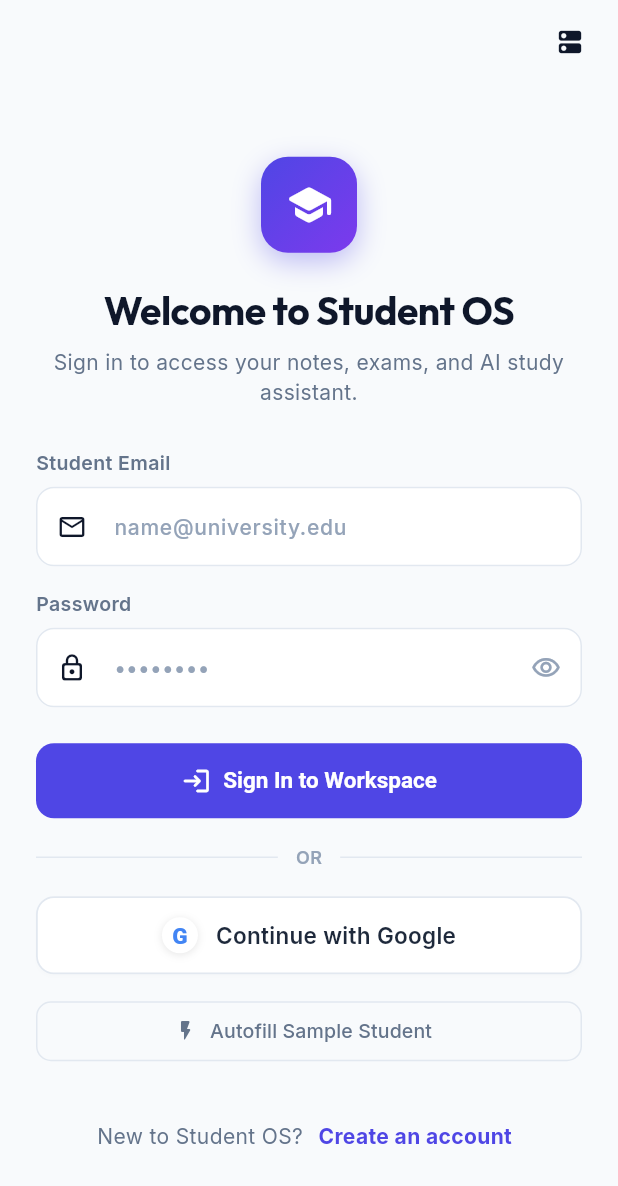
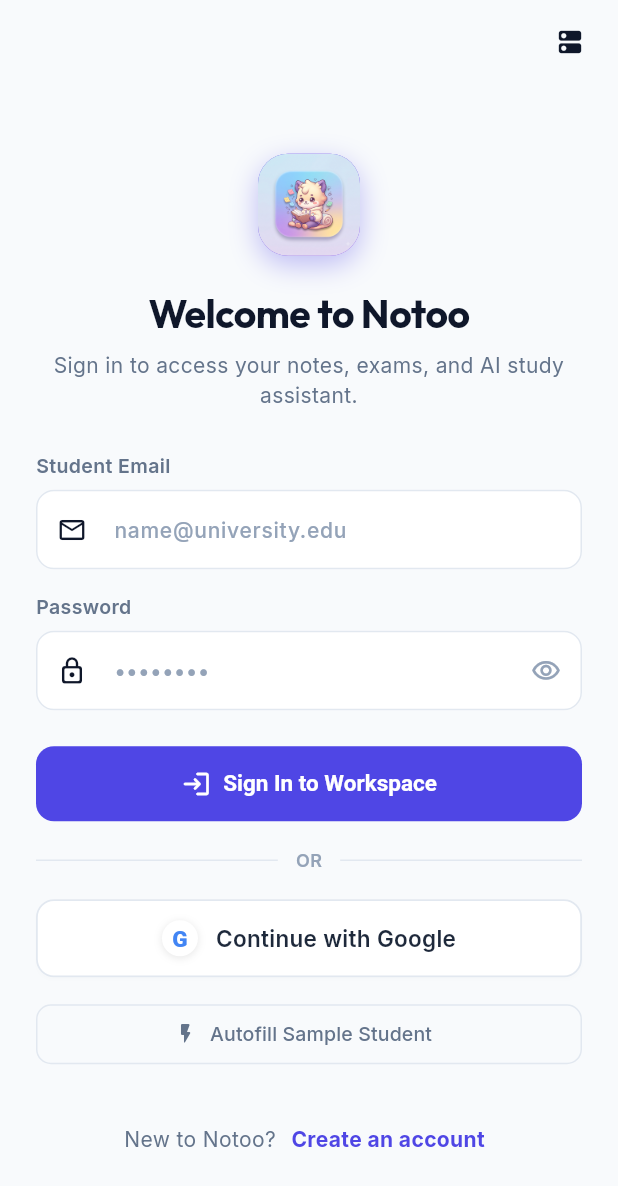
Before and after one commit to Rajdeep-Mudiar/Notes_App, a Flutter app: the screen it shows after launch, on a phone screen of 412 x 824 dp. Shown: the top 1186 px of the screen. Run offline on Flutter 3.47's test engine with Material 3 defaults, Android fonts, the light colour scheme and no system bars; our stand-ins replace dio, file_picker, flutter_riverpod, go_router, google_fonts, google_sign_in and 1 more.

Commit message:
feat: rebrand Android app to Notoo, embed custom launcher icon & configure release workflow

```diff
--- a/frontend/lib/core/constants/app_constants.dart
+++ b/frontend/lib/core/constants/app_constants.dart
@@ -1,5 +1,5 @@
 class AppConstants {
-  static const String appName = 'Student OS';
+  static const String appName = 'Notoo';
   static const String appTagline = 'All-in-One University Workspace';
   static const String appVersion = '1.0.0';
 
--- a/frontend/lib/core/network/api_exceptions.dart
+++ b/frontend/lib/core/network/api_exceptions.dart
@@ -41,7 +41,7 @@ class ApiException implements Exception {
         return const ApiException(message: 'Request was cancelled.');
       case DioExceptionType.connectionError:
         return const ApiException(
-          message: 'Unable to connect to Student OS backend server. Please verify backend is running.',
+          message: 'Unable to connect to Notoo backend server. Please verify backend is running.',
           statusCode: 503,
         );
       default:
--- a/frontend/lib/features/ai/screens/ai_study_assistant_screen.dart
+++ b/frontend/lib/features/ai/screens/ai_study_assistant_screen.dart
@@ -423,7 +423,7 @@ class _AiStudyAssistantScreenState extends ConsumerState<AiStudyAssistantScreen>
                 const Icon(Icons.auto_awesome_rounded, color: Color(0xFF6366F1), size: 14),
                 const SizedBox(width: 6),
                 const Text(
-                  'Student OS AI',
+                  'Notoo AI',
                   style: TextStyle(fontWeight: FontWeight.bold, fontSize: 12, color: Color(0xFF6366F1)),
                 ),
               ],
--- a/frontend/lib/features/auth/screens/login_screen.dart
+++ b/frontend/lib/features/auth/screens/login_screen.dart
@@ -82,11 +82,11 @@ class _LoginScreenState extends ConsumerState<LoginScreen> {
                     // Brand Icon & Badge
                     Center(
                       child: Container(
-                        height: 64,
-                        width: 64,
+                        height: 68,
+                        width: 68,
                         decoration: BoxDecoration(
                           gradient: AppColors.primaryGradient,
-                          borderRadius: BorderRadius.circular(18),
+                          borderRadius: BorderRadius.circular(20),
                           boxShadow: [
                             BoxShadow(
                               color: AppColors.primary.withValues(alpha: 0.35),
@@ -95,10 +95,17 @@ class _LoginScreenState extends ConsumerState<LoginScreen> {
                             ),
                           ],
                         ),
-                        child: const Icon(
-                          Icons.school_rounded,
-                          color: Colors.white,
-                          size: 32,
+                        child: ClipRRect(
+                          borderRadius: BorderRadius.circular(20),
+                          child: Image.asset(
+                            'assets/logo.png',
+                            fit: BoxFit.cover,
+                            errorBuilder: (_, __, ___) => const Icon(
+                              Icons.menu_book_rounded,
+                              color: Colors.white,
+                              size: 36,
+                            ),
+                          ),
                         ),
                       ),
                     ),
@@ -106,7 +113,7 @@ class _LoginScreenState extends ConsumerState<LoginScreen> {
 
                     // Title & Subtitle
                     Text(
-                      'Welcome to Student OS',
+                      'Welcome to Notoo',
                       textAlign: TextAlign.center,
                       style: AppTextStyles.displayMedium(context),
                     ),
@@ -251,7 +258,7 @@ class _LoginScreenState extends ConsumerState<LoginScreen> {
                       crossAxisAlignment: WrapCrossAlignment.center,
                       children: [
                         const Text(
-                          "New to Student OS? ",
+                          "New to Notoo? ",
                           style: TextStyle(
                             color: AppColors.lightTextSecondary,
                             fontSize: 14,
--- a/frontend/lib/features/auth/screens/profile_screen.dart
+++ b/frontend/lib/features/auth/screens/profile_screen.dart
@@ -364,7 +364,7 @@ class ProfileScreen extends ConsumerWidget {
                             crossAxisAlignment: CrossAxisAlignment.start,
                             children: [
                               const Text(
-                                'Student OS App',
+                                'Notoo App',
                                 style: TextStyle(fontWeight: FontWeight.w700, fontSize: 14),
                               ),
                               Text(
@@ -630,7 +630,7 @@ class ProfileScreen extends ConsumerWidget {
     showDialog(
       context: context,
       builder: (ctx) => AlertDialog(
-        title: const Text('Log Out of Student OS?'),
+        title: const Text('Log Out of Notoo?'),
         content: const Text('Are you sure you want to end your current session? You will need to sign in again to access your workspace.'),
         actions: [
           TextButton(
--- a/frontend/lib/features/auth/screens/register_screen.dart
+++ b/frontend/lib/features/auth/screens/register_screen.dart
@@ -103,7 +103,7 @@ class _RegisterScreenState extends ConsumerState<RegisterScreen> {
                     ),
                     const SizedBox(height: 6),
                     Text(
-                      'Sign up for Student OS to organize notes, track assignments, and prepare for exams with AI.',
+                      'Sign up for Notoo to organize notes, track assignments, and prepare for exams with AI.',
                       style: AppTextStyles.bodyMedium(context).copyWith(
                         color: AppColors.lightTextSecondary,
                       ),
--- a/frontend/lib/main.dart
+++ b/frontend/lib/main.dart
@@ -38,7 +38,7 @@ class StudentOSApp extends ConsumerWidget {
     final themeMode = ref.watch(themeModeProvider);
 
     return MaterialApp.router(
-      title: 'Student OS',
+      title: 'Notoo',
       debugShowCheckedModeBanner: false,
       theme: AppTheme.lightTheme,
       darkTheme: AppTheme.darkTheme,
--- a/frontend/pubspec.yaml
+++ b/frontend/pubspec.yaml
@@ -36,3 +36,5 @@ dev_dependencies:
 
 flutter:
   uses-material-design: true
+  assets:
+    - assets/logo.png
```
Also changed, not shown: frontend/lib/features/dashboard/screens/dashboard_screen.dart (+16 -14 lines), frontend/assets/logo.png (added), 7 other files.
